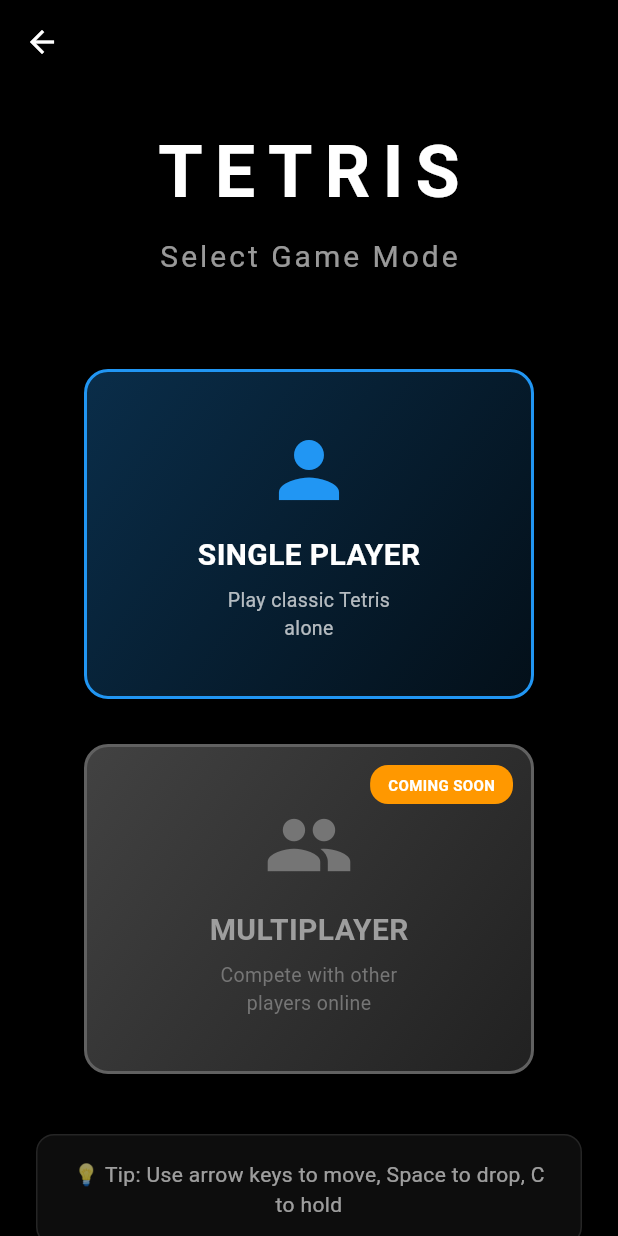
After one commit to chyun7114/Wooa_course-open-mission, a Flutter app: the GameModeScreen screen opened directly, on a phone screen of 412 x 824 dp. The commit adds this screen. Run offline on Flutter 3.47's test engine with Material 3 defaults, Android fonts, the light colour scheme and no system bars.

Commit message:
Feat(Front): 게임 모드 선택 화면 추가 및 컴포넌트 분리
- 게임 모드 선택 화면(GameModeScreen) 추가
  * 싱글 플레이어 / 멀티플레이어 모드 선택 UI
  * 멀티플레이어는 'COMING SOON' 배지 표시

- 재사용 가능한 모드 선택 카드 컴포넌트(ModeSelectionCard) 분리
  * 커스터마이징 가능한 타이틀, 설명, 아이콘, 색상
  * isComingSoon 플래그로 비활성화 상태 표시
  * 중앙 정렬된 콘텐츠와 우측 상단 배지 배치

- 네비게이션 플로우 개선
  * LoginScreen → GameModeScreen → GameScreen
  * 싱글 플레이어 선택 시 GameScreen으로 이동

- UI/UX 개선
  * 그라디언트 배경과 테두리 효과
  * 반응형 레이아웃 (카드 크기 300x220)
  * 게임 조작법 힌트 추가

```diff
--- /dev/null
+++ b/frontend/lib/screens/game_mode_screen.dart
@@ -0,0 +1,107 @@
+import 'package:flutter/material.dart';
+import 'game_screen.dart';
+import '../widgets/game_mode/mode_selection_card.dart';
+
+class GameModeScreen extends StatelessWidget {
+  const GameModeScreen({super.key});
+
+  @override
+  Widget build(BuildContext context) {
+    return Scaffold(
+      backgroundColor: Colors.black,
+      appBar: AppBar(
+        backgroundColor: Colors.transparent,
+        elevation: 0,
+        leading: IconButton(
+          icon: const Icon(Icons.arrow_back, color: Colors.white),
+          onPressed: () => Navigator.pop(context),
+        ),
+      ),
+      body: Center(
+        child: SingleChildScrollView(
+          padding: const EdgeInsets.all(24.0),
+          child: Column(
+            mainAxisAlignment: MainAxisAlignment.center,
+            children: [
+              // Title
+              const Text(
+                'TETRIS',
+                style: TextStyle(
+                  color: Colors.white,
+                  fontSize: 48,
+                  fontWeight: FontWeight.bold,
+                  letterSpacing: 8,
+                ),
+              ),
+              const SizedBox(height: 8),
+              const Text(
+                'Select Game Mode',
+                style: TextStyle(
+                  color: Colors.white60,
+                  fontSize: 20,
+                  letterSpacing: 2,
+                ),
+              ),
+              const SizedBox(height: 60),
+
+              // Game Mode Cards
+              Wrap(
+                spacing: 30,
+                runSpacing: 30,
+                alignment: WrapAlignment.center,
+                children: [
+                  // Single Player Mode
+                  ModeSelectionCard(
+                    title: 'SINGLE PLAYER',
+                    description: 'Play classic Tetris\nalone',
+                    icon: Icons.person,
+                    color: Colors.blue,
+                    onTap: () {
+                      Navigator.push(
+                        context,
+                        MaterialPageRoute(
+                          builder: (context) => const GameScreen(),
+                        ),
+                      );
+                    },
+                  ),
+
+                  // Multiplayer Mode
+                  ModeSelectionCard(
+                    title: 'MULTIPLAYER',
+                    description: 'Compete with other\nplayers online',
+                    icon: Icons.people,
+                    color: Colors.purple,
+                    isComingSoon: true,
+                    onTap: () {
+                      // TODO: 멀티플레이어 화면으로 이동
+                    },
+                  ),
+                ],
+              ),
+
+              const SizedBox(height: 40),
+
+              // Info Text
+              Container(
+                padding: const EdgeInsets.all(16),
+                decoration: BoxDecoration(
+                  color: Colors.white.withValues(alpha: 0.05),
+                  borderRadius: BorderRadius.circular(12),
+                  border: Border.all(
+                    color: Colors.white.withValues(alpha: 0.1),
+                  ),
+                ),
+                child: const Text(
+                  '💡 Tip: Use arrow keys to move, Space to drop, C to hold',
+                  style: TextStyle(color: Colors.white60, fontSize: 14),
+                  textAlign: TextAlign.center,
+                ),
+              ),
+            ],
+          ),
+        ),
+      ),
+    );
+  }
+}
--- a/frontend/lib/screens/login_screen.dart
+++ b/frontend/lib/screens/login_screen.dart
@@ -1,6 +1,6 @@
 import 'package:flutter/material.dart';
 import 'signup_screen.dart';
-import 'game_screen.dart';
+import 'game_mode_screen.dart';
 import '../widgets/auth/auth_header.dart';
 import '../widgets/auth/custom_text_field.dart';
 import '../widgets/auth/password_text_field.dart';
@@ -30,7 +30,7 @@
       // TODO: 실제 로그인 로직 구현
       Navigator.pushReplacement(
         context,
-        MaterialPageRoute(builder: (context) => const GameScreen()),
+        MaterialPageRoute(builder: (context) => const GameModeScreen()),
       );
     }
   }
--- /dev/null
+++ b/frontend/lib/widgets/game_mode/mode_selection_card.dart
@@ -0,0 +1,107 @@
+import 'package:flutter/material.dart';
+
+class ModeSelectionCard extends StatelessWidget {
+  final String title;
+  final String description;
+  final IconData icon;
+  final Color color;
+  final VoidCallback onTap;
+  final bool isComingSoon;
+
+  const ModeSelectionCard({
+    super.key,
+    required this.title,
+    required this.description,
+    required this.icon,
+    required this.color,
+    required this.onTap,
+    this.isComingSoon = false,
+  });
+
+  @override
+  Widget build(BuildContext context) {
+    return InkWell(
+      onTap: isComingSoon ? null : onTap,
+      borderRadius: BorderRadius.circular(16),
+      child: Container(
+        width: 300,
+        height: 220,
+        alignment: Alignment.center,
+        decoration: BoxDecoration(
+          gradient: LinearGradient(
+            begin: Alignment.topLeft,
+            end: Alignment.bottomRight,
+            colors: isComingSoon
+                ? [Colors.grey.shade800, Colors.grey.shade900]
+                : [color.withValues(alpha: 0.3), color.withValues(alpha: 0.1)],
+          ),
+          borderRadius: BorderRadius.circular(16),
+          border: Border.all(
+            color: isComingSoon ? Colors.grey.shade700 : color,
+            width: 2,
+          ),
+        ),
+        child: Stack(
+          children: [
+            Center(
+              child: Column(
+                mainAxisAlignment: MainAxisAlignment.center,
+                crossAxisAlignment: CrossAxisAlignment.center,
+                children: [
+                  Icon(
+                    icon,
+                    size: 60,
+                    color: isComingSoon ? Colors.grey.shade600 : color,
+                  ),
+                  const SizedBox(height: 12),
+                  Text(
+                    title,
+                    style: TextStyle(
+                      color: isComingSoon ? Colors.grey.shade500 : Colors.white,
+                      fontSize: 20,
+                      fontWeight: FontWeight.bold,
+                    ),
+                  ),
+                  const SizedBox(height: 6),
+                  Text(
+                    description,
+                    textAlign: TextAlign.center,
+                    style: TextStyle(
+                      color: isComingSoon
+                          ? Colors.grey.shade600
+                          : Colors.white70,
+                      fontSize: 13,
+                    ),
+                  ),
+                ],
+              ),
+            ),
+            if (isComingSoon)
+              Positioned(
+                top: 12,
+                right: 12,
+                child: Container(
+                  padding: const EdgeInsets.symmetric(
+                    horizontal: 12,
+                    vertical: 6,
+                  ),
+                  decoration: BoxDecoration(
+                    color: Colors.orange,
+                    borderRadius: BorderRadius.circular(12),
+                  ),
+                  child: const Text(
+                    'COMING SOON',
+                    style: TextStyle(
+                      color: Colors.white,
+                      fontSize: 10,
+                      fontWeight: FontWeight.bold,
+                    ),
+                  ),
+                ),
+              ),
+          ],
+        ),
+      ),
+    );
+  }
+}
```
